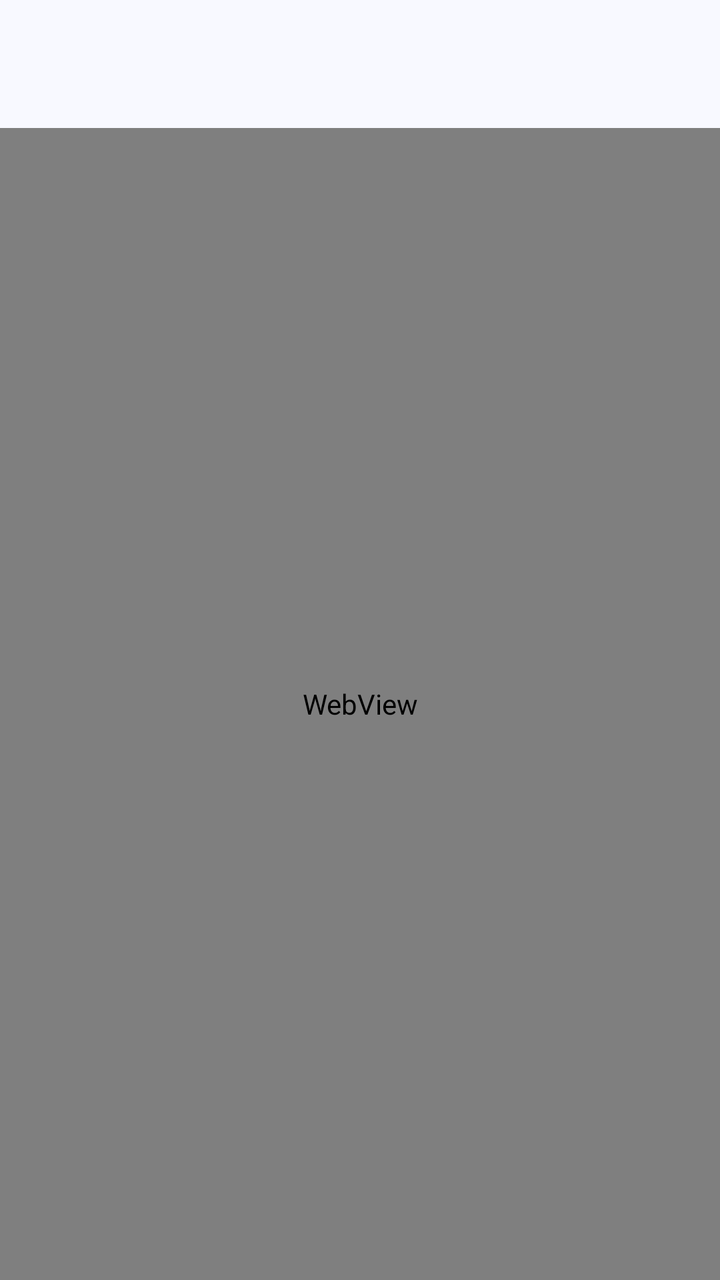
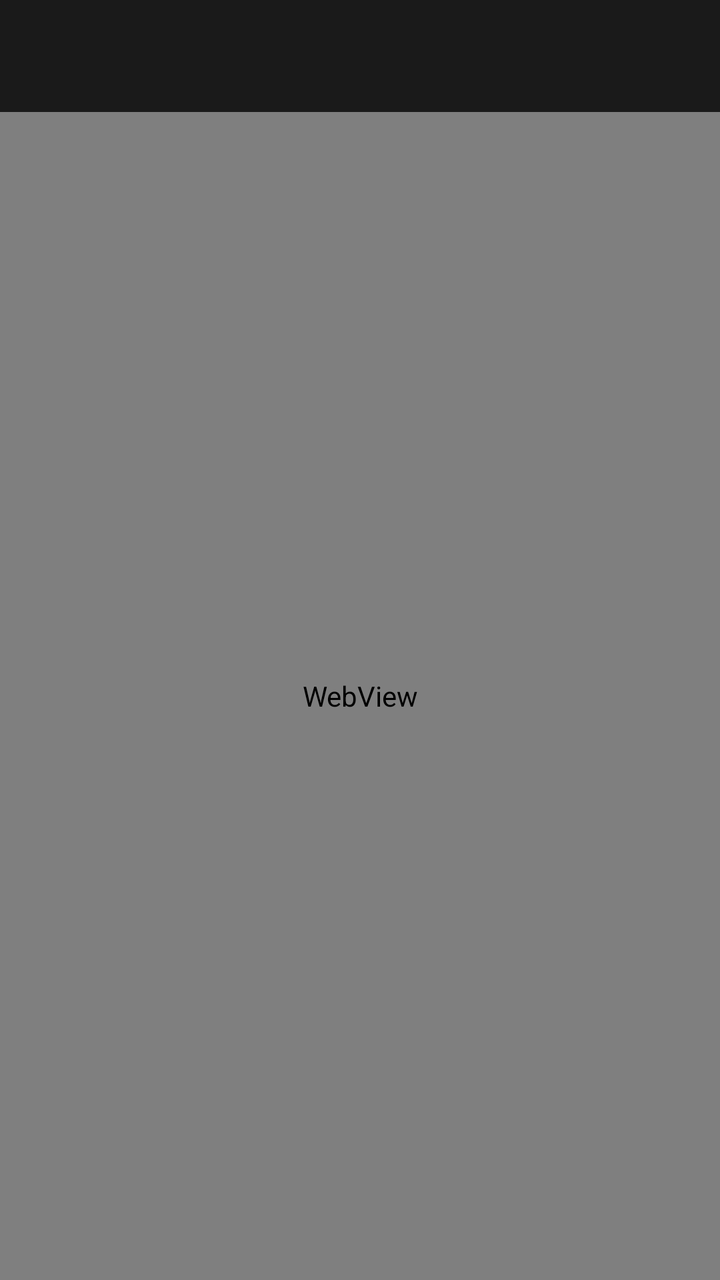

Before-and-after screenshots of an Android layout around one commit, followed by the original layout XML and the change that was made.
<!-- AndroidManifest.xml: application theme Theme.VidViewer -->
<!-- res/layout/activity_webview.xml -->
<?xml version="1.0" encoding="utf-8"?>
<LinearLayout
    xmlns:android="http://schemas.android.com/apk/res/android"
    android:layout_width="match_parent"
    android:layout_height="match_parent"
    android:orientation="vertical"
    android:background="?android:attr/colorBackground">

    <com.google.android.material.appbar.MaterialToolbar
        android:id="@+id/toolbar"
        android:layout_width="match_parent"
        android:layout_height="?attr/actionBarSize"/>

    <WebView
        android:id="@+id/webview"
        android:layout_width="match_parent"
        android:layout_height="match_parent"/>
</LinearLayout>
<!-- resources referenced by this layout -->
<resources>
  <style name="Theme.VidViewer" parent="Theme.Material3.Light.NoActionBar">
          <item name="colorPrimary">@color/md_theme_primary</item>
          <item name="colorOnPrimary">@color/md_theme_on_primary</item>
          <item name="colorPrimaryContainer">@color/md_theme_primary_container</item>
          <item name="colorOnPrimaryContainer">@color/md_theme_on_primary_container</item>
          <item name="colorSecondary">@color/md_theme_secondary</item>
          <item name="colorOnSecondary">@color/md_theme_on_secondary</item>
          <item name="colorTertiary">@color/md_theme_tertiary</item>
          <item name="colorSurface">@color/md_theme_surface</item>
          <item name="colorOnSurface">@color/md_theme_on_surface</item>
          <item name="android:colorBackground">@color/md_theme_background</item>
          <item name="colorError">@color/md_theme_error</item>
          <item name="android:statusBarColor">?attr/colorSurface</item>
          <item name="android:navigationBarColor">?attr/colorSurface</item>
          <item name="android:windowLightStatusBar">true</item>
      </style>
  <color name="md_theme_primary">#1565C0</color>
  <color name="md_theme_on_primary">#FFFFFF</color>
  <color name="md_theme_primary_container">#D4E3FF</color>
  <color name="md_theme_on_primary_container">#001C3B</color>
  <color name="md_theme_secondary">#545F71</color>
  <color name="md_theme_on_secondary">#FFFFFF</color>
  <color name="md_theme_tertiary">#6E5676</color>
  <color name="md_theme_surface">#F8F9FF</color>
  <color name="md_theme_on_surface">#191C20</color>
  <color name="md_theme_background">#F8F9FF</color>
  <color name="md_theme_error">#B3261E</color>
</resources>

<!-- the commit's change to res/layout/activity_webview.xml (unified diff, before → after) -->
@@ -4,15 +4,19 @@
     android:layout_width="match_parent"
     android:layout_height="match_parent"
     android:orientation="vertical"
-    android:background="?android:attr/colorBackground">
+    android:background="?attr/colorSurface">
 
     <com.google.android.material.appbar.MaterialToolbar
         android:id="@+id/toolbar"
         android:layout_width="match_parent"
-        android:layout_height="?attr/actionBarSize"/>
+        android:layout_height="?attr/actionBarSize"
+        android:background="?attr/colorSurface" />
 
     <WebView
         android:id="@+id/webview"
         android:layout_width="match_parent"
-        android:layout_height="match_parent"/>
+        android:layout_height="0dp"
+        android:layout_weight="1"
+        android:background="?attr/colorSurface" />
+
 </LinearLayout>
<!-- resource entries referenced after the edit -->
@@ -1,31 +1,35 @@
 <!-- resources referenced by this layout -->
 <resources>
-  <style name="Theme.VidViewer" parent="Theme.Material3.Light.NoActionBar">
-          <item name="colorPrimary">@color/md_theme_primary</item>
-          <item name="colorOnPrimary">@color/md_theme_on_primary</item>
-          <item name="colorPrimaryContainer">@color/md_theme_primary_container</item>
-          <item name="colorOnPrimaryContainer">@color/md_theme_on_primary_container</item>
-          <item name="colorSecondary">@color/md_theme_secondary</item>
-          <item name="colorOnSecondary">@color/md_theme_on_secondary</item>
-          <item name="colorTertiary">@color/md_theme_tertiary</item>
-          <item name="colorSurface">@color/md_theme_surface</item>
-          <item name="colorOnSurface">@color/md_theme_on_surface</item>
-          <item name="android:colorBackground">@color/md_theme_background</item>
-          <item name="colorError">@color/md_theme_error</item>
-          <item name="android:statusBarColor">?attr/colorSurface</item>
-          <item name="android:navigationBarColor">?attr/colorSurface</item>
-          <item name="android:windowLightStatusBar">true</item>
+  <style name="Theme.VidViewer" parent="Theme.MaterialComponents.DayNight.NoActionBar">
+          <item name="colorPrimary">@color/accent</item>
+          <item name="colorPrimaryVariant">@color/accent_dark</item>
+          <item name="colorOnPrimary">@color/white</item>
+          <item name="colorSecondary">@color/accent</item>
+          <item name="colorOnSecondary">@color/white</item>
+          <item name="android:colorBackground">@color/bg_dark</item>
+          <item name="colorSurface">@color/bg_surface</item>
+          <item name="colorOnSurface">@color/white</item>
+          <item name="colorError">@color/error</item>
+          <item name="android:windowBackground">@color/bg_dark</item>
+          <item name="android:statusBarColor">@color/bg_dark</item>
+          <item name="android:navigationBarColor">@color/bg_nav</item>
+          <item name="android:textColorPrimary">@color/text_primary</item>
+          <item name="android:textColorSecondary">@color/text_secondary</item>
+          <item name="materialAlertDialogTheme">@style/AlertDialogTheme</item>
       </style>
-  <color name="md_theme_primary">#1565C0</color>
-  <color name="md_theme_on_primary">#FFFFFF</color>
-  <color name="md_theme_primary_container">#D4E3FF</color>
-  <color name="md_theme_on_primary_container">#001C3B</color>
-  <color name="md_theme_secondary">#545F71</color>
-  <color name="md_theme_on_secondary">#FFFFFF</color>
-  <color name="md_theme_tertiary">#6E5676</color>
-  <color name="md_theme_surface">#F8F9FF</color>
-  <color name="md_theme_on_surface">#191C20</color>
-  <color name="md_theme_background">#F8F9FF</color>
-  <color name="md_theme_error">#B3261E</color>
+  <color name="accent">#7C4DFF</color>
+  <color name="accent_dark">#5C35CC</color>
+  <color name="white">#FFFFFF</color>
+  <color name="bg_dark">#0D0D0D</color>
+  <color name="bg_surface">#1A1A1A</color>
+  <color name="error">#FF5252</color>
+  <color name="bg_nav">#141414</color>
+  <color name="text_primary">#FFFFFF</color>
+  <color name="text_secondary">#888888</color>
+  <style name="AlertDialogTheme" parent="Theme.MaterialComponents.Dialog.Alert">
+          <item name="colorPrimary">@color/accent</item>
+          <item name="android:colorBackground">@color/bg_surface</item>
+          <item name="colorOnSurface">@color/text_primary</item>
+      </style>
 </resources>
 
